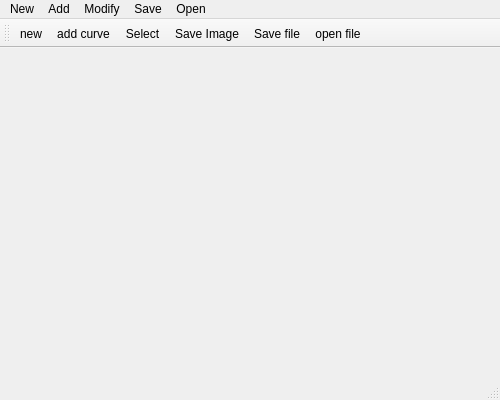
Qt form test_painter2/mainwindow.ui (e0eaea/I-SURF2016-SUMMER) before a commit.
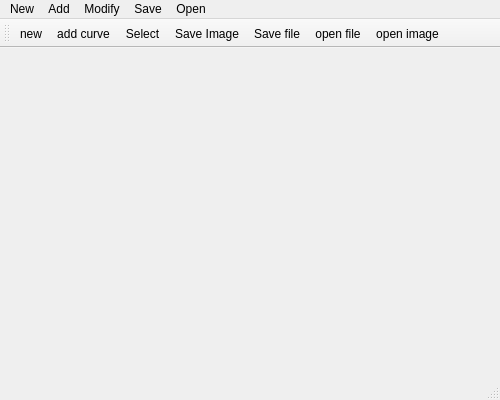
The same form after that commit.

What changed in the file:
```diff
--- a/test_painter2/mainwindow.ui
+++ b/test_painter2/mainwindow.ui
@@ -78,6 +78,7 @@
    <addaction name="actionSave_Image"/>
    <addaction name="actionSave_file"/>
    <addaction name="actionOpen_file"/>
+   <addaction name="actionOpen_image"/>
   </widget>
   <action name="actionSave_Image">
    <property name="text">
@@ -109,6 +110,11 @@
     <string>open file</string>
    </property>
   </action>
+  <action name="actionOpen_image">
+   <property name="text">
+    <string>open image</string>
+   </property>
+  </action>
  </widget>
  <layoutdefault spacing="6" margin="11"/>
  <resources/>
```
Left out of the diff: 2 changed lines with no effect on the pictures.
